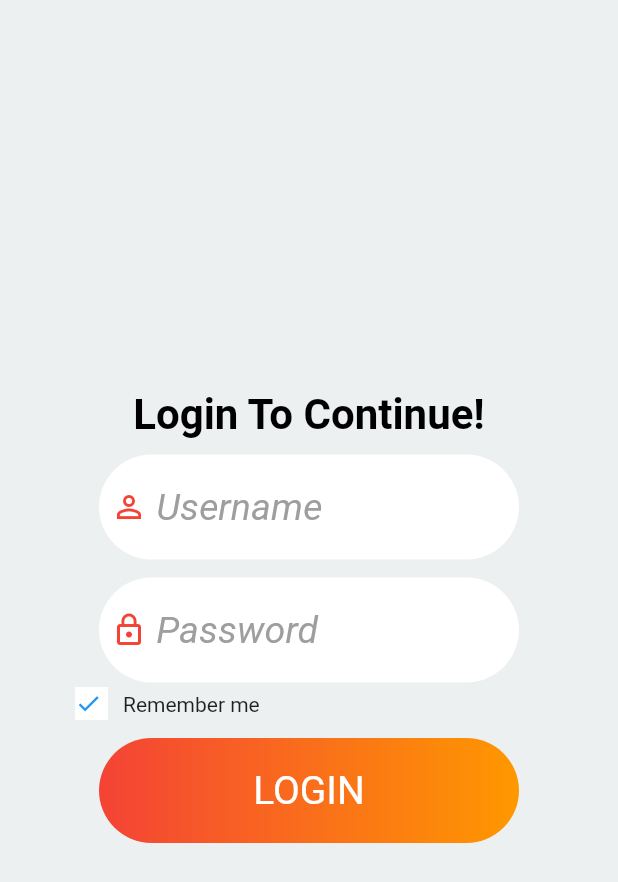
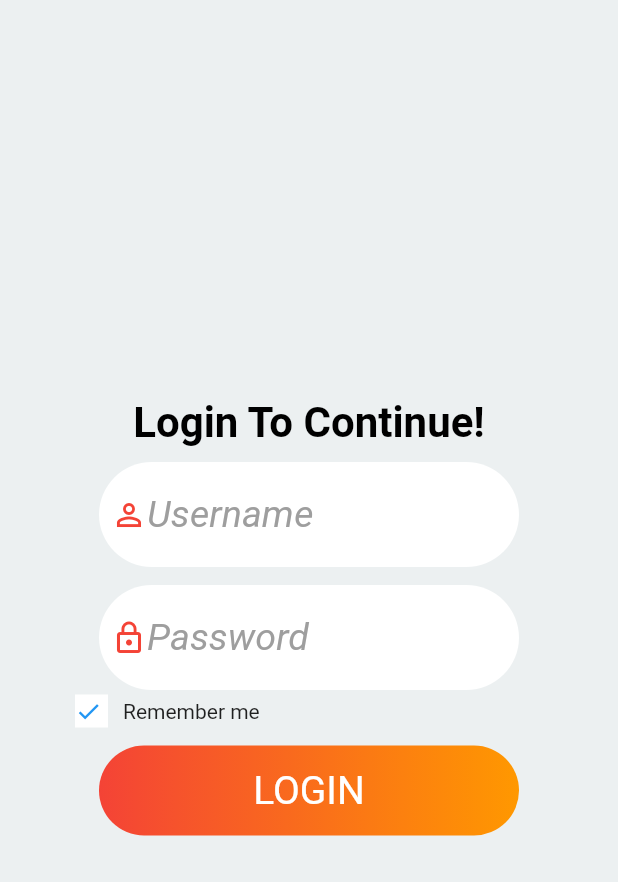
Before and after one commit to LuisFernandoSilva/aula_14_flutter_exercicio_login_screen, a Flutter app: the screen it shows after launch, on a phone screen of 412 x 824 dp. Shown: the top 882 px of the screen. Run offline on Flutter 3.47's test engine with Material 2 defaults, Android fonts, the phone set to English and light mode, and no system bars.

Commit message:
add func return Container dos inputs

```diff
--- a/lib/login_screen.dart
+++ b/lib/login_screen.dart
@@ -23,62 +23,9 @@ class _LoginPageState extends State<LoginPage> {
                   textAlign: TextAlign.center,
                 ),
                 //username
-                Container(
-                  height: 70,
-                  width: 280,
-                  margin: EdgeInsets.fromLTRB(20, 10, 20, 2),
-                  decoration: BoxDecoration(
-                    color: Colors.white,
-                    borderRadius: BorderRadius.circular(100),
-                  ),
-                  child: Padding(
-                    padding: const EdgeInsets.all(8.0),
-                    child: Row(
-                      children: <Widget>[
-                        Icon(
-                          Icons.person_outline,
-                          color: Colors.red,
-                        ),
-                        Text(
-                          ' Username',
-                          style: TextStyle(
-                              fontSize: 25,
-                              color: Colors.grey,
-                              fontStyle: FontStyle.italic),
-                        ),
-                      ],
-                    ),
-                  ),
-                ),
+                inputs('Username', Icons.person_outline),
                 //password
-                Container(
-                  height: 70,
-                  width: 280,
-                  margin: EdgeInsets.fromLTRB(20, 10, 20, 2),
-                  decoration: BoxDecoration(
-                    color: Colors.white,
-                    borderRadius: BorderRadius.circular(100),
-                  ),
-                  child: Padding(
-                    padding: const EdgeInsets.all(8.0),
-                    child: Row(
-                      mainAxisAlignment: MainAxisAlignment.start,
-                      children: <Widget>[
-                        Icon(
-                          Icons.lock_outline,
-                          color: Colors.red,
-                        ),
-                        Text(
-                          ' Password',
-                          style: TextStyle(
-                              fontSize: 25,
-                              color: Colors.grey,
-                              fontStyle: FontStyle.italic),
-                        ),
-                      ],
-                    ),
-                  ),
-                ),
+                inputs('Password', Icons.lock_outline),
                 //remenber me
                 Row(
                   children: <Widget>[
@@ -105,7 +52,7 @@ class _LoginPageState extends State<LoginPage> {
                 //login button
                 GestureDetector(
                   child: Container(
-                    height: 70,
+                      height: 60,
                       width: 280,
                       margin: EdgeInsets.fromLTRB(20, 10, 20, 2),
                       decoration: BoxDecoration(
@@ -114,22 +61,47 @@ class _LoginPageState extends State<LoginPage> {
                         color: Colors.red[100],
                         borderRadius: BorderRadius.circular(100),
                       ),
-                    child: Row(
-                      mainAxisAlignment: MainAxisAlignment.center,
-                      children: <Widget>[
-                        Text(
+                      child: Center(
+                        child: Text(
                           'LOGIN',
                           style: TextStyle(
                             fontSize: 26,
                             color: Colors.white,
                           ),
                         ),
-                      ],
-                    ),
-                  ),
+                      )),
                   onTap: () => print('teste botão login'),
                 ),
               ]),
         ));
   }
 }
+
+Widget inputs(String text, IconData icons) {
+  return Container(
+    height: 70,
+    width: 280,
+    margin: EdgeInsets.fromLTRB(20, 10, 20, 2),
+    decoration: BoxDecoration(
+      color: Colors.white,
+      borderRadius: BorderRadius.circular(100),
+    ),
+    child: Padding(
+      padding: const EdgeInsets.all(8.0),
+      child: Row(
+        mainAxisAlignment: MainAxisAlignment.start,
+        children: <Widget>[
+          Icon(
+            icons,
+            color: Colors.red,
+          ),
+          Text(
+            text,
+            style: TextStyle(
+                fontSize: 25, color: Colors.grey, fontStyle: FontStyle.italic),
+          ),
+        ],
+      ),
+    ),
+  );
+}
```
Lines whose indentation alone changed are shown as unchanged.
